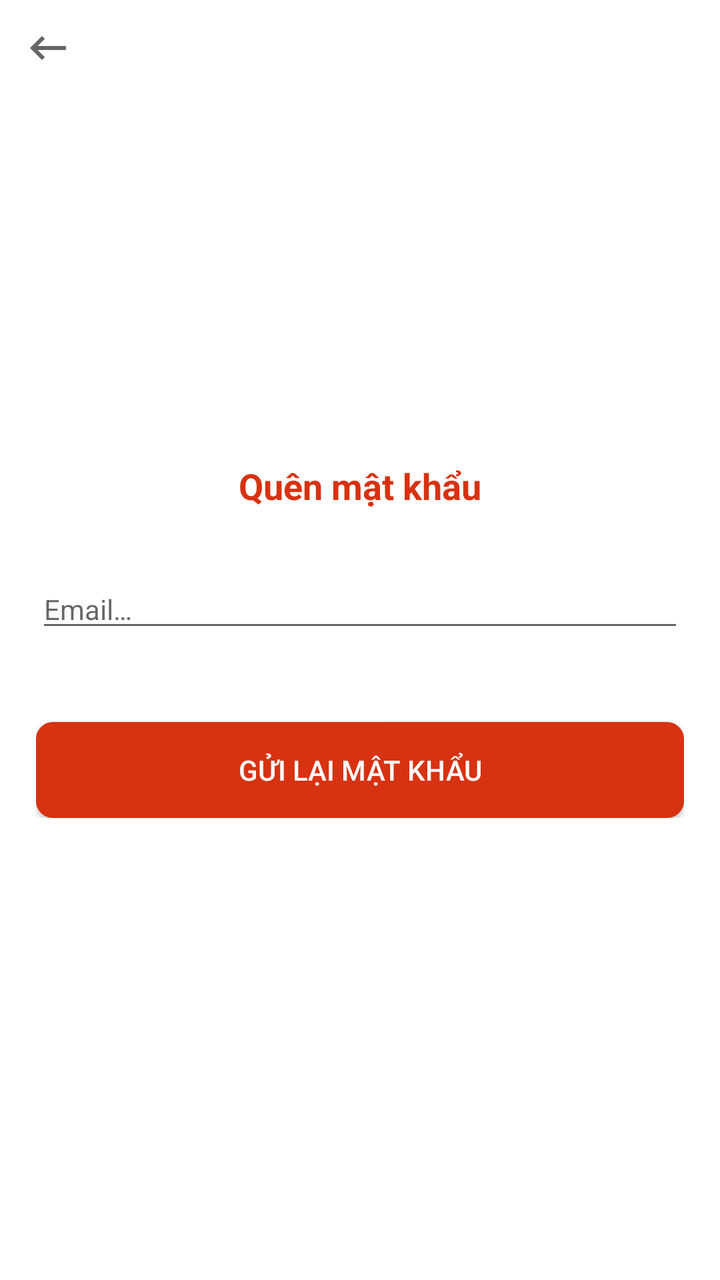
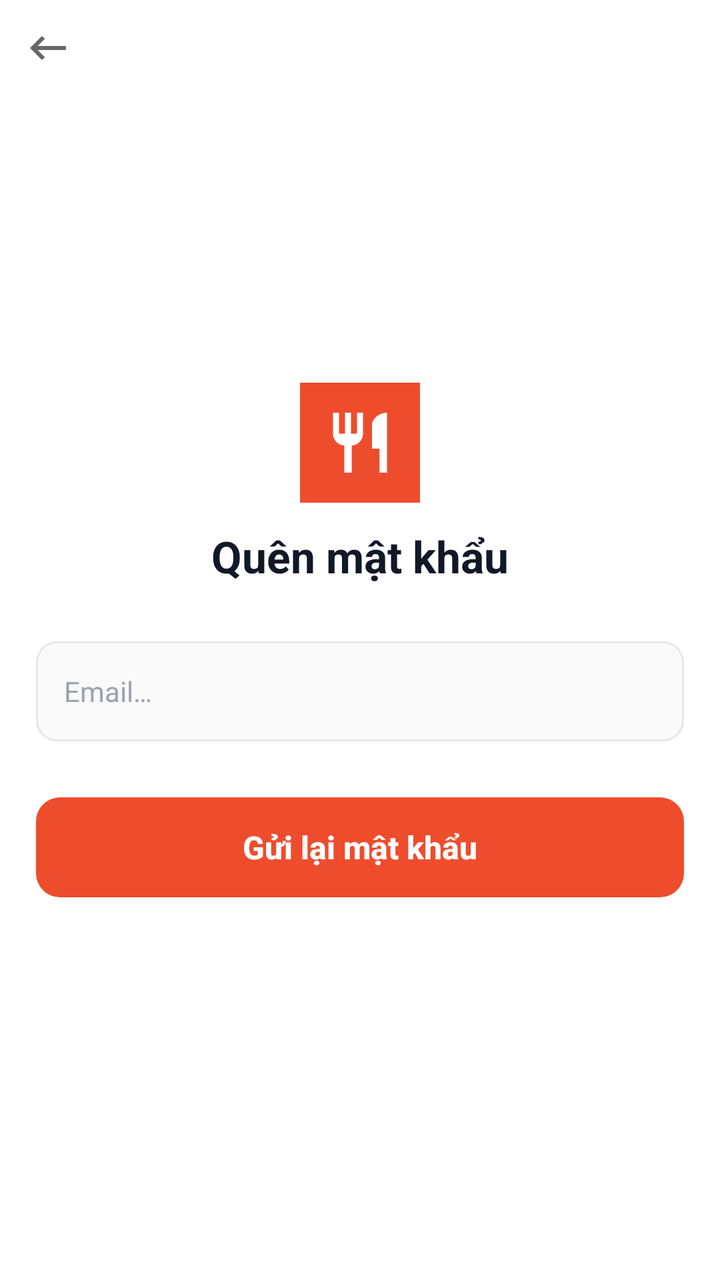

Screens rendered from an Android XML layout before and after an edit, with the pre-edit source and the edit as a unified diff.
<!-- AndroidManifest.xml: application theme AppTheme -->
<!-- res/layout/activity_forgot_password.xml -->
<?xml version="1.0" encoding="utf-8"?>

<RelativeLayout xmlns:android="http://schemas.android.com/apk/res/android"
    xmlns:tools="http://schemas.android.com/tools"
    android:layout_width="match_parent"
    android:layout_height="match_parent"
    android:background="@color/white"
    tools:ignore="Autofill, ContentDescription">

    <ImageView
        android:id="@+id/img_back"
        android:layout_width="wrap_content"
        android:layout_height="wrap_content"
        android:padding="@dimen/define_dimen_12"
        android:src="@drawable/ic_back"/>

    <LinearLayout
        android:layout_width="match_parent"
        android:layout_height="wrap_content"
        android:layout_centerInParent="true"
        android:gravity="center"
        android:orientation="vertical"
        android:padding="@dimen/define_dimen_18">

        <TextView
            android:layout_width="wrap_content"
            android:layout_height="wrap_content"
            android:text="@string/forgot_password"
            android:textColor="@color/colorPrimaryDark"
            android:textSize="@dimen/text_size_xnormal"
            android:textStyle="bold" />

        <EditText
            android:id="@+id/edt_email"
            android:layout_width="match_parent"
            android:layout_height="wrap_content"
            android:layout_marginTop="@dimen/define_dimen_30"
            android:hint="@string/hint_email"
            android:imeOptions="actionDone"
            android:inputType="textEmailAddress"
            android:textColor="@color/textColorPrimary"
            android:textSize="@dimen/text_size_small" />

        <Button
            android:id="@+id/btn_reset_password"
            android:layout_width="match_parent"
            android:layout_height="wrap_content"
            android:layout_marginTop="@dimen/define_dimen_40"
            android:background="@drawable/bg_main_corner_8"
            android:text="@string/reset_password"
            android:textColor="@color/white"
            android:textSize="@dimen/text_size_small" />

    </LinearLayout>
</RelativeLayout>
<!-- resources referenced by this layout -->
<resources>
  <color name="colorPrimaryDark">#D73211</color>
  <color name="textColorPrimary">#222222</color>
  <color name="white">#ffffff</color>
  <dimen name="define_dimen_12">12dp</dimen>
  <dimen name="define_dimen_18">18dp</dimen>
  <dimen name="define_dimen_30">30dp</dimen>
  <dimen name="define_dimen_40">40dp</dimen>
  <dimen name="text_size_small">14sp</dimen>
  <dimen name="text_size_xnormal">18sp</dimen>
  <!-- drawable bg_main_corner_8 (drawable) -->
  <?xml version="1.0" encoding="utf-8"?>
  
  
  <shape xmlns:android="http://schemas.android.com/apk/res/android">
      <corners android:radius="@dimen/define_dimen_8" />
      <solid android:color="@color/colorPrimaryDark" />
      <stroke
          android:width="1dp"
          android:color="@color/colorPrimaryDark" />
  </shape>
  <!-- drawable ic_back (drawable) -->
  <vector xmlns:android="http://schemas.android.com/apk/res/android"
      android:width="24dp"
      android:height="24dp"
      android:viewportWidth="24"
      android:viewportHeight="24"
      android:tint="?attr/colorControlNormal"
      android:autoMirrored="true">
    <path
        android:fillColor="@android:color/white"
        android:pathData="M21,11H6.83l3.58,-3.59L9,6l-6,6 6,6 1.41,-1.41L6.83,13H21z"/>
  </vector>
  <string name="forgot_password">Quên mật khẩu</string>
  <string name="hint_email">Email…</string>
  <string name="reset_password">Gửi lại mật khẩu</string>
  <style name="AppTheme" parent="Theme.AppCompat.Light.NoActionBar">
          <item name="colorPrimary">@color/colorPrimary</item>
          <item name="colorPrimaryDark">@color/colorPrimaryDark</item>
          <item name="colorAccent">@color/colorAccent</item>
          <item name="android:statusBarColor">@color/brandOrangeDark</item>
          <item name="android:windowBackground">@color/screenBackground</item>
          <item name="android:textColor">@color/textColorPrimary</item>
      </style>
  <dimen name="define_dimen_8">8dp</dimen>
  <color name="colorPrimary">#EE4D2D</color>
  <color name="colorAccent">#FF7A47</color>
  <color name="brandOrangeDark">#D73211</color>
  <color name="screenBackground">#F5F5F5</color>
</resources>

<!-- the commit's change to res/layout/activity_forgot_password.xml (unified diff, before → after) -->
@@ -22,34 +22,48 @@
         android:orientation="vertical"
         android:padding="@dimen/define_dimen_18">
 
+        <ImageView
+            android:layout_width="@dimen/define_dimen_60"
+            android:layout_height="@dimen/define_dimen_60"
+            android:src="@drawable/ic_logo_utt"
+            tools:ignore="ContentDescription" />
+
         <TextView
             android:layout_width="wrap_content"
             android:layout_height="wrap_content"
+            android:layout_marginTop="@dimen/define_dimen_12"
             android:text="@string/forgot_password"
-            android:textColor="@color/colorPrimaryDark"
-            android:textSize="@dimen/text_size_xnormal"
+            android:textColor="@color/neutral900"
+            android:textSize="@dimen/text_size_large"
             android:textStyle="bold" />
 
         <EditText
             android:id="@+id/edt_email"
             android:layout_width="match_parent"
-            android:layout_height="wrap_content"
-            android:layout_marginTop="@dimen/define_dimen_30"
+            android:layout_height="@dimen/define_dimen_50"
+            android:layout_marginTop="@dimen/define_dimen_28"
+            android:background="@drawable/bg_input_field"
             android:hint="@string/hint_email"
             android:imeOptions="actionDone"
             android:inputType="textEmailAddress"
-            android:textColor="@color/textColorPrimary"
+            android:paddingStart="@dimen/define_dimen_14"
+            android:paddingEnd="@dimen/define_dimen_14"
+            android:textColor="@color/neutral900"
+            android:textColorHint="@color/neutral400"
             android:textSize="@dimen/text_size_small" />
 
         <Button
             android:id="@+id/btn_reset_password"
             android:layout_width="match_parent"
-            android:layout_height="wrap_content"
-            android:layout_marginTop="@dimen/define_dimen_40"
-            android:background="@drawable/bg_main_corner_8"
+            android:layout_height="@dimen/define_dimen_50"
+            android:layout_marginTop="@dimen/define_dimen_28"
+            android:background="@drawable/bg_primary_button"
+            android:stateListAnimator="@null"
             android:text="@string/reset_password"
+            android:textAllCaps="false"
             android:textColor="@color/white"
-            android:textSize="@dimen/text_size_small" />
+            android:textSize="@dimen/text_size_normal"
+            android:textStyle="bold" />
 
     </LinearLayout>
 </RelativeLayout>
<!-- resource entries referenced after the edit -->
@@ -1,25 +1,44 @@
 <!-- resources referenced by this layout -->
 <resources>
+  <color name="neutral400">#9CA3AF</color>
+  <color name="neutral900">#111827</color>
   <color name="colorPrimaryDark">#D73211</color>
   <color name="textColorPrimary">#222222</color>
   <color name="white">#ffffff</color>
   <dimen name="define_dimen_12">12dp</dimen>
+  <dimen name="define_dimen_14">14dp</dimen>
   <dimen name="define_dimen_18">18dp</dimen>
-  <dimen name="define_dimen_30">30dp</dimen>
-  <dimen name="define_dimen_40">40dp</dimen>
+  <dimen name="define_dimen_28">28dp</dimen>
+  <dimen name="define_dimen_50">50dp</dimen>
+  <dimen name="define_dimen_60">60dp</dimen>
+  <dimen name="text_size_large">22sp</dimen>
+  <dimen name="text_size_normal">16sp</dimen>
   <dimen name="text_size_small">14sp</dimen>
-  <dimen name="text_size_xnormal">18sp</dimen>
-  <!-- drawable bg_main_corner_8 (drawable) -->
+  <!-- drawable bg_input_field (drawable) -->
   <?xml version="1.0" encoding="utf-8"?>
-  
-  
-  <shape xmlns:android="http://schemas.android.com/apk/res/android">
-      <corners android:radius="@dimen/define_dimen_8" />
-      <solid android:color="@color/colorPrimaryDark" />
-      <stroke
-          android:width="1dp"
-          android:color="@color/colorPrimaryDark" />
+  <shape xmlns:android="http://schemas.android.com/apk/res/android"
+      android:shape="rectangle">
+      <solid android:color="@color/neutral50" />
+      <corners android:radius="10dp" />
+      <stroke android:width="1dp" android:color="@color/neutral200" />
   </shape>
+  <!-- drawable bg_primary_button (drawable) -->
+  <?xml version="1.0" encoding="utf-8"?>
+  <ripple xmlns:android="http://schemas.android.com/apk/res/android"
+      android:color="@color/rippleLight">
+      <item android:id="@android:id/mask">
+          <shape android:shape="rectangle">
+              <solid android:color="@color/white" />
+              <corners android:radius="12dp" />
+          </shape>
+      </item>
+      <item>
+          <shape android:shape="rectangle">
+              <solid android:color="@color/brandOrange" />
+              <corners android:radius="12dp" />
+          </shape>
+      </item>
+  </ripple>
   <!-- drawable ic_back (drawable) -->
   <vector xmlns:android="http://schemas.android.com/apk/res/android"
       android:width="24dp"
@@ -32,6 +51,29 @@
         android:fillColor="@android:color/white"
         android:pathData="M21,11H6.83l3.58,-3.59L9,6l-6,6 6,6 1.41,-1.41L6.83,13H21z"/>
   </vector>
+  <!-- drawable ic_logo_utt (drawable) -->
+  <vector xmlns:android="http://schemas.android.com/apk/res/android"
+      android:width="108dp"
+      android:height="108dp"
+      android:viewportWidth="108"
+      android:viewportHeight="108">
+  
+      
+      <path
+          android:fillColor="#EE4D2D"
+          android:pathData="M0,0 H108 V108 H0 Z" />
+  
+      
+      <group
+          android:translateX="21.6"
+          android:translateY="21.6"
+          android:scaleX="2.7"
+          android:scaleY="2.7">
+          <path
+              android:fillColor="#FFFFFF"
+              android:pathData="M11,9H9V2H7v7H5V2H3v7c0,2.12 1.66,3.84 3.75,3.97V22h2.5v-9.03C11.34,12.84 13,11.12 13,9V2h-2v7zM16,6v8h2.5v8H21V2c-2.76,0 -5,2.24 -5,4z" />
+      </group>
+  </vector>
   <string name="forgot_password">Quên mật khẩu</string>
   <string name="hint_email">Email…</string>
   <string name="reset_password">Gửi lại mật khẩu</string>
@@ -43,10 +85,13 @@
           <item name="android:windowBackground">@color/screenBackground</item>
           <item name="android:textColor">@color/textColorPrimary</item>
       </style>
-  <dimen name="define_dimen_8">8dp</dimen>
+  <color name="neutral50">#FAFAFB</color>
+  <color name="neutral200">#E5E7EB</color>
+  <color name="rippleLight">#33FFFFFF</color>
+  <color name="brandOrange">#EE4D2D</color>
   <color name="colorPrimary">#EE4D2D</color>
   <color name="colorAccent">#FF7A47</color>
   <color name="brandOrangeDark">#D73211</color>
-  <color name="screenBackground">#F5F5F5</color>
+  <color name="screenBackground">#F5F5F7</color>
 </resources>
 
